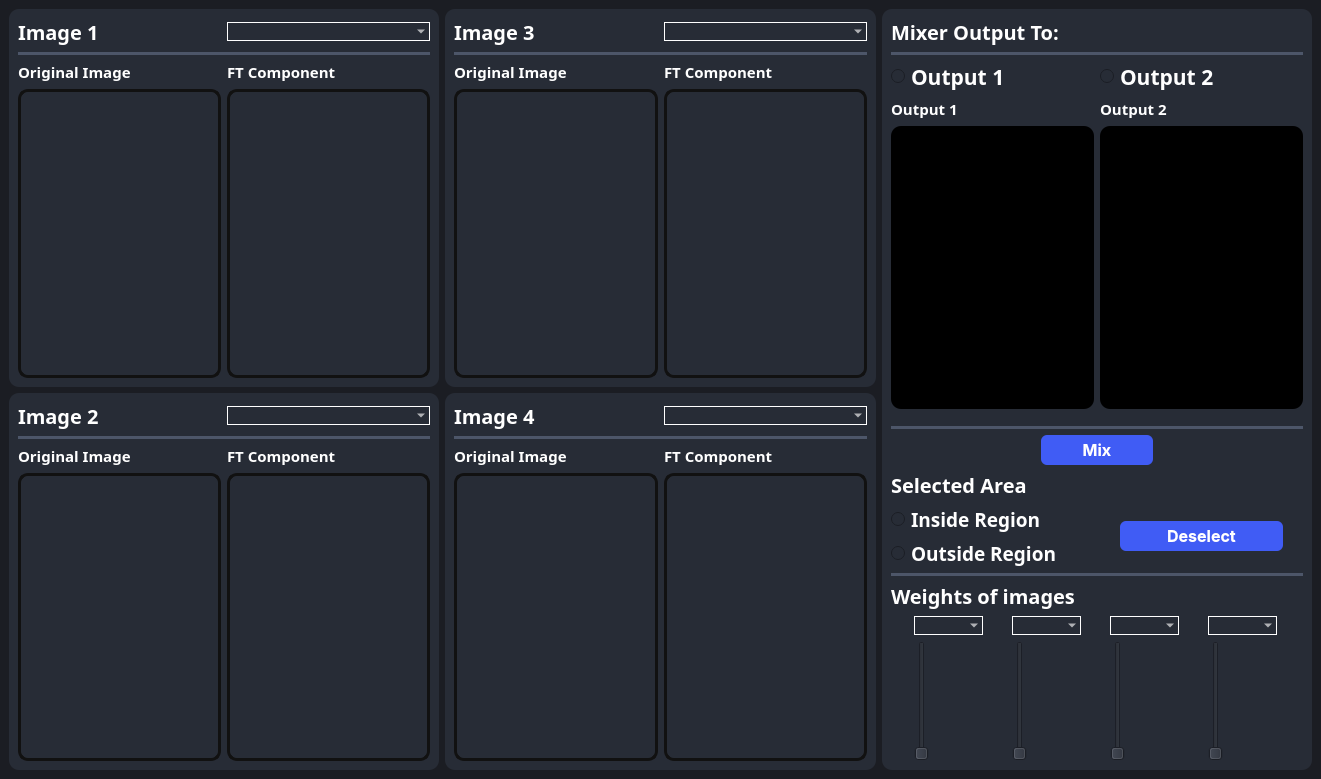
joyou159/Fourier-Image-Mixer, file MainWindow.ui: the form before one commit.
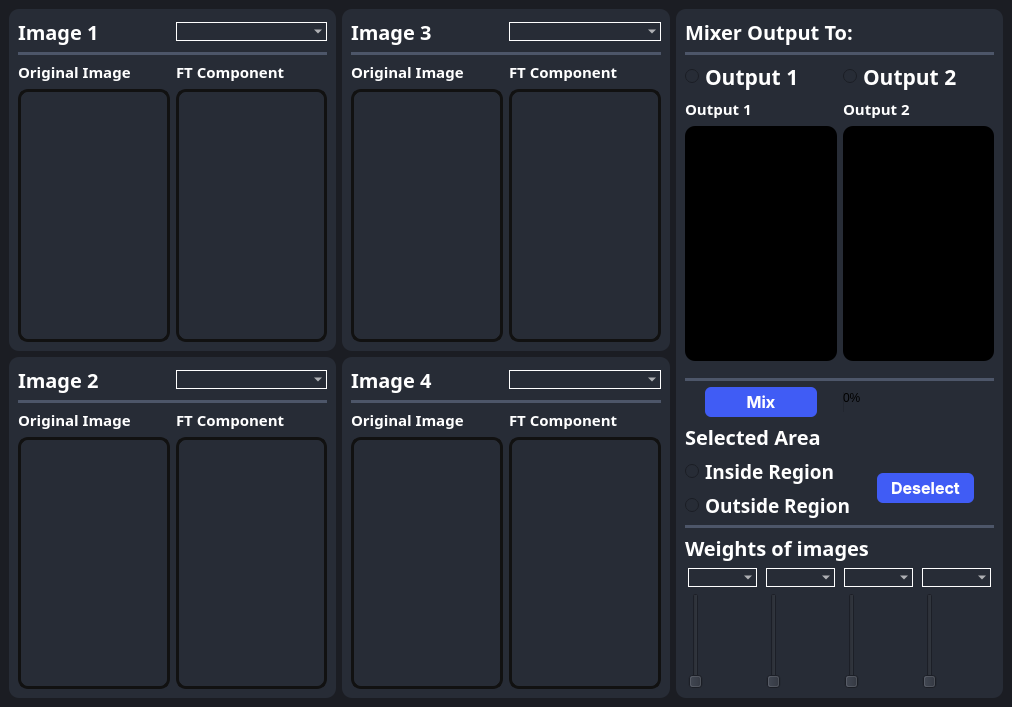
The form after the commit. Icons and pictures are not drawn.

Commit message: adding threading, logging, progress bar , and clearing rect

The edit to the form file:
```diff
--- a/MainWindow.ui
+++ b/MainWindow.ui
@@ -6,8 +6,8 @@
    <rect>
     <x>0</x>
     <y>0</y>
-    <width>1321</width>
-    <height>779</height>
+    <width>1012</width>
+    <height>707</height>
    </rect>
   </property>
   <property name="windowTitle">
@@ -20,9 +20,7 @@
    <property name="styleSheet">
     <string notr="true">background-color: #1b1d23;</string>
    </property>
-   <layout class="QGridLayout" name="gridLayout_5">
-    <item row="0" column="0">
-     <layout class="QHBoxLayout" name="horizontalLayout_10">
+   <layout class="QHBoxLayout" name="horizontalLayout_11">
       <item>
        <layout class="QVBoxLayout" name="verticalLayout_left">
         <item>
@@ -857,72 +855,64 @@
          <item>
           <layout class="QVBoxLayout" name="verticalLayout_16">
            <item>
+          <layout class="QHBoxLayout" name="horizontalLayout_10">
+           <item>
             <widget class="QPushButton" name="mixxer">
+             <property name="font">
+              <font>
+               <family>-apple-system</family>
+               <pointsize>12</pointsize>
+               <bold>true</bold>
+              </font>
+             </property>
+             <property name="styleSheet">
+              <string notr="true">QPushButton{
+  appearance: button;
+  background-color: #405cf5;
+  border-radius: 6px;
+  border-width: 0;
+  box-shadow: rgba(50, 50, 93, .1) 0 0 0 1px inset,rgba(50, 50, 93, .1) 0 2px 5px 0,rgba(0, 0, 0, .07) 0 1px 1px 0;
+  color: #fff;
+  cursor: pointer;
+  font-family: -apple-system,system-ui,&quot;Segoe UI&quot;,Roboto,&quot;Helvetica Neue&quot;,Ubuntu,sans-serif;
+  height: 30px;
+  margin: 0 20px 0 20px;
+  position: center;
+  width:70px;
+}
+QPushButton:hover{
+background-color: #283999;
+}
+QPushButton:pressed{
+background-color: #1c2973;
+}
+</string>
+             </property>
+             <property name="text">
+              <string>Mix</string>
+             </property>
+            </widget>
+           </item>
+           <item>
+            <widget class="QProgressBar" name="progressBar">
              <property name="sizePolicy">
-              <sizepolicy hsizetype="Preferred" vsizetype="Fixed">
+              <sizepolicy hsizetype="Minimum" vsizetype="Fixed">
                <horstretch>0</horstretch>
                <verstretch>0</verstretch>
               </sizepolicy>
              </property>
-             <property name="font">
-              <font>
-               <family>-apple-system</family>
-               <pointsize>12</pointsize>
-               <bold>true</bold>
-              </font>
-             </property>
-             <property name="layoutDirection">
-              <enum>Qt::LeftToRight</enum>
-             </property>
              <property name="styleSheet">
-              <string notr="true">QPushButton{
-appearance: button;
-
-background-color: #405cf5;
-border-radius: 6px;
-border-width: 0;
-box-shadow: rgba(50, 50, 93, .1) 0 0 0 1px inset,rgba(50, 50, 93, .1) 0 2px 5px 0,rgba(0, 0, 0, .07) 0 1px 1px 0;
-
-color: #fff;
-cursor: pointer;
-font-family: -apple-system,system-ui,&quot;Segoe UI&quot;,Roboto,&quot;Helvetica Neue&quot;,Ubuntu,sans-serif;
-font-size: 100%;
-height: 30px;
-line-height: 1.15;
-outline: none;
-overflow: hidden;
-position: relative;
-margin: 0 150;
-text-align: center;
-text-transform: none;
-transform: translateZ(0);
-transition: all .2s,box-shadow .08s ease-in;
-user-select: none;
--webkit-user-select: none;
-touch-action: manipulation;
-width: 100%; /* Reduced width to 200 pixels */
-}
-QPushButton:hover{
-background-color: #283999;
-}
-QPushButton:pressed{
-background-color: #1c2973;
-}</string>
+              <string notr="true"/>
              </property>
-             <property name="text">
-              <string>Mix</string>
+             <property name="value">
+              <number>0</number>
              </property>
-             <property name="icon">
-              <iconset>
-               <normaloff>icons/combine-svgrepo-com.png</normaloff>icons/combine-svgrepo-com.png</iconset>
-             </property>
-             <property name="iconSize">
-              <size>
-               <width>25</width>
-               <height>20</height>
-              </size>
+             <property name="textVisible">
+              <bool>true</bool>
              </property>
             </widget>
+           </item>
+          </layout>
            </item>
            <item>
             <layout class="QVBoxLayout" name="verticalLayout_15">
@@ -1208,8 +1198,6 @@
        </widget>
       </item>
      </layout>
-    </item>
-   </layout>
   </widget>
   <widget class="QMenuBar" name="menubar">
    <property name="geometry">
```
Left out of the diff: 2 changed lines with no effect on the pictures. Lines whose indentation alone changed are shown as unchanged. The commit also changes 12 other files.
